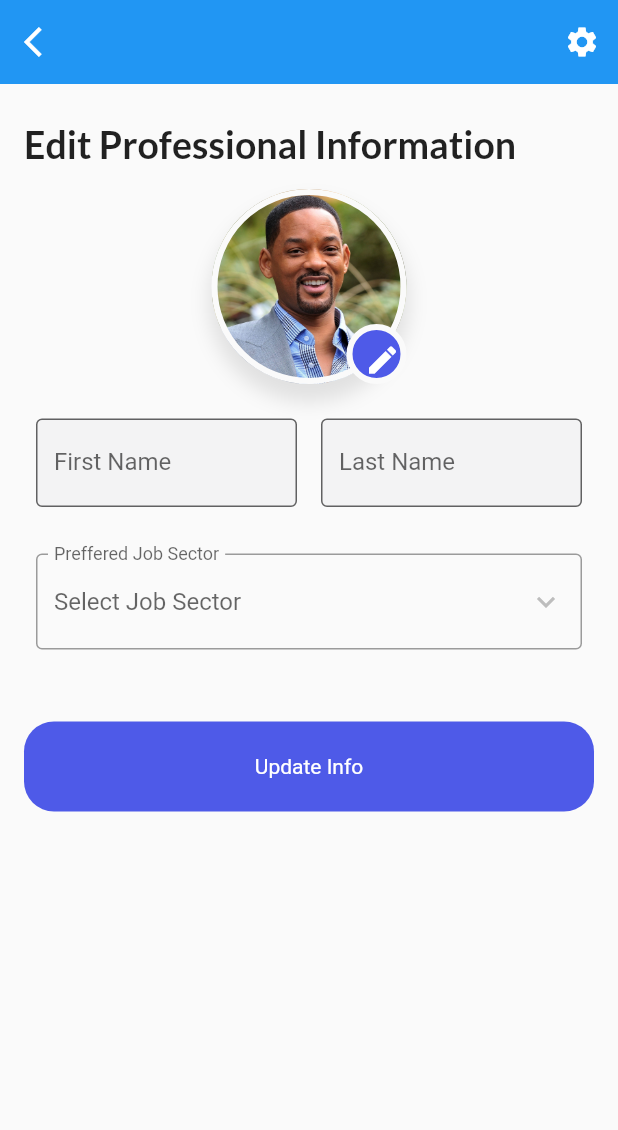
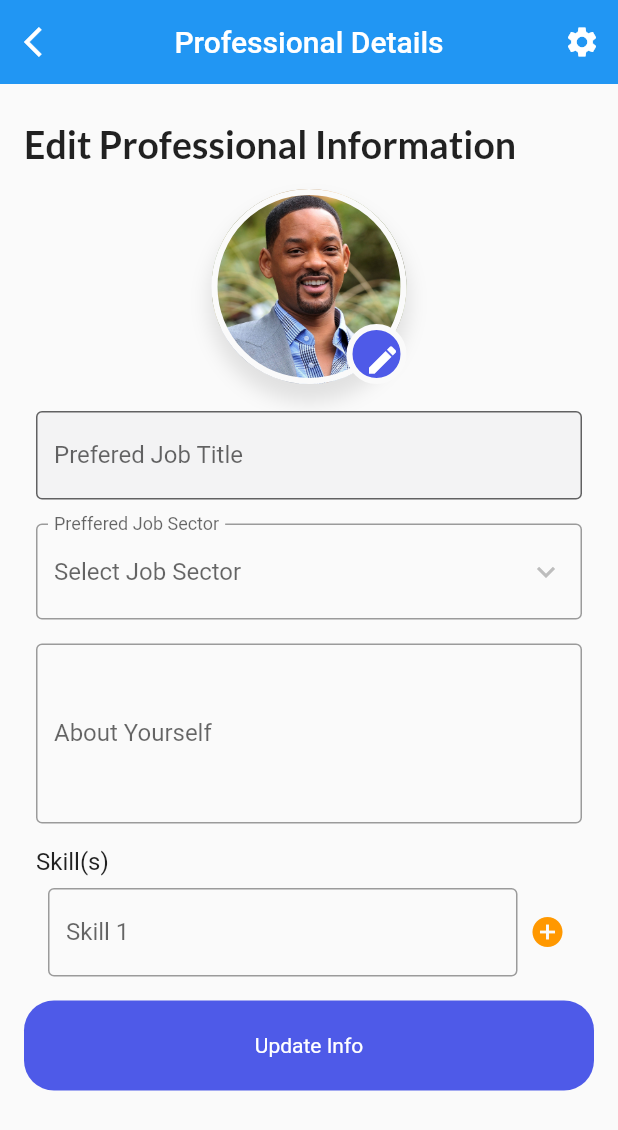
Before and after one commit to Chirag123-bit/HireHubApp, a Flutter app: the EditProfessionalInfoScreen screen opened directly, on a phone screen of 412 x 824 dp. Shown: the top 1130 px of the screen. Run offline on Flutter 3.47's test engine with Material 2 defaults, Android fonts, the phone set to English and light mode, and no system bars; our stand-ins replace carousel_slider, date_picker_timeline, dio, equatable, flutter_local_notifications, flutter_native_timezone and 10 more; accounts and stored records are empty; network calls fail.

Commit message:
Added backed for additional settings page

```diff
--- a/lib/main.dart
+++ b/lib/main.dart
@@ -41,7 +41,7 @@ class _MyAppState extends State<MyApp> {
       theme: Themes.light,
       themeMode: ThemeServices().theme,
       debugShowCheckedModeBanner: false,
-      initialRoute: "/register",
+      initialRoute: "/home",
       routes: {
         "/": (context) => const SplashScreen(),
         "/home": (context) => const ApplicantMainPage(),
--- a/lib/screens/applicant/settings/professional_info_screen.dart
+++ b/lib/screens/applicant/settings/professional_info_screen.dart
@@ -19,6 +19,7 @@ class EditProfessionalInfoScreen extends StatefulWidget {
 class _EditProfessionalInfoScreenState
     extends State<EditProfessionalInfoScreen> {
   User user = User();
+  List<String> skills = [""];
   List<DropdownMenuItem<String>> workOptions = const [
     DropdownMenuItem(
       child: Text('Full Time'),
@@ -29,8 +30,8 @@ class _EditProfessionalInfoScreenState
       value: "Part Time",
     ),
   ];
-  TextEditingController firstnameController = TextEditingController();
-  TextEditingController lastnameController = TextEditingController();
+  TextEditingController preferedTitleController = TextEditingController();
+  TextEditingController aboutController = TextEditingController();
   TextEditingController phoneController = TextEditingController();
   final formKeys = GlobalKey<FormState>();
   String? jobType;
@@ -40,6 +41,8 @@ class _EditProfessionalInfoScreenState
     return Scaffold(
       appBar: AppBar(
         elevation: 0,
+        title: const Text("Professional Details"),
+        centerTitle: true,
         leading: IconButton(
           onPressed: () {
             Get.back();
@@ -126,26 +129,14 @@ class _EditProfessionalInfoScreenState
                   mainAxisAlignment: MainAxisAlignment.center,
                   children: [
                     // const Spacer(),
-                    const SizedBox(height: 15),
-                    Row(children: [
-                      Flexible(
-                        child: TextFieldGenerator(
-                          label: "First Name",
-                          controller: firstnameController,
-                          keyboardType: TextInputType.text,
-                          validatorText: "First Name is required",
-                        ),
-                      ),
-                      Flexible(
-                        child: TextFieldGenerator(
-                          label: "Last Name",
-                          controller: lastnameController,
-                          keyboardType: TextInputType.text,
-                          validatorText: "Last Name is required",
-                        ),
-                      )
-                    ]),
-                    const SizedBox(height: 15),
+                    const SizedBox(height: 10),
+                    TextFieldGenerator(
+                      label: "Prefered Job Title",
+                      controller: preferedTitleController,
+                      keyboardType: TextInputType.text,
+                      validatorText: "Job Title is required",
+                    ),
+
                     FutureBuilder<List<DropdownCategory?>>(
                         future: CategoryRepository().getCategoriesDropdown(),
                         builder: (context, snapshot) {
@@ -195,20 +186,139 @@ class _EditProfessionalInfoScreenState
                             return const Text("Error retriving data");
                           }
                         }),
-                    const SizedBox(height: 15),
+
+                    Container(
+                      padding: const EdgeInsets.all(8),
+                      child: SizedBox(
+                        height: 120,
+                        child: TextFormField(
+                          initialValue: aboutController.text,
+                          onChanged: (value) {
+                            setState(() {
+                              aboutController.text = value;
+                            });
+                          },
+                          expands: true,
+                          maxLines: null,
+                          decoration: const InputDecoration(
+                              labelText: "About Yourself",
+                              border: OutlineInputBorder()),
+                        ),
+                      ),
+                    ),
+                    _skillsContainer(),
                   ],
                 ),
               ),
-              const SizedBox(height: 25),
               MyButton(
                   label: "Update Info",
                   onTap: () {
                     if (formKeys.currentState!.validate()) {
                       Get.back();
                     }
-                  })
+                  }),
+              const SizedBox(height: 25),
             ],
           )),
     );
   }
+
+  Widget _skillsContainer() {
+    return Container(
+      padding: const EdgeInsets.all(8),
+      child: Column(
+        crossAxisAlignment: CrossAxisAlignment.start,
+        mainAxisAlignment: MainAxisAlignment.start,
+        children: [
+          const Text(
+            "Skill(s)",
+            textAlign: TextAlign.left,
+            style: TextStyle(fontSize: 16),
+          ),
+          ListView.separated(
+            shrinkWrap: true,
+            physics: const ScrollPhysics(),
+            itemCount: skills.length,
+            itemBuilder: (context, index) {
+              return Column(children: [
+                skillUi(index),
+              ]);
+            },
+            separatorBuilder: (context, index) => const Divider(),
+          )
+        ],
+      ),
+    );
+  }
+
+  Widget skillUi(int index) {
+    return Padding(
+      padding: const EdgeInsets.all(8),
+      child: Row(children: [
+        Flexible(
+          child: TextFormField(
+            // initialValue: widget.user.skills[index] ?? "",
+            onChanged: (value) {
+              setState(() {
+                skills[index] = value;
+              });
+            },
+            validator: (value) {
+              if (value!.isEmpty) {
+                return "Skill ${index + 1} is required";
+              }
+              return null;
+            },
+            decoration: InputDecoration(
+                labelText: 'Skill ${index + 1}',
+                border: const OutlineInputBorder()),
+          ),
+        ),
+        Visibility(
+          child: SizedBox(
+            width: 35,
+            child: IconButton(
+              icon: const Icon(
+                Icons.add_circle,
+                color: Colors.orange,
+              ),
+              onPressed: () {
+                addEmailControl();
+              },
+            ),
+          ),
+          visible: index == skills.length - 1,
+        ),
+        Visibility(
+          child: SizedBox(
+            width: 35,
+            child: IconButton(
+              icon: const Icon(
+                Icons.remove_circle,
+                color: Colors.black,
+              ),
+              onPressed: () {
+                removeEmailControl(index);
+              },
+            ),
+          ),
+          visible: index > 0,
+        ),
+      ]),
+    );
+  }
+
+  void addEmailControl() {
+    setState(() {
+      skills.add("");
+    });
+  }
+
+  void removeEmailControl(int index) {
+    setState(() {
+      if (skills.length > 1) {
+        skills.removeAt(index);
+      }
+    });
+  }
 }
--- a/lib/screens/auth/registerComponents/candidateComponents/AdditionalInfo.dart
+++ b/lib/screens/auth/registerComponents/candidateComponents/AdditionalInfo.dart
@@ -133,12 +133,13 @@ class _AdditionalInfoState extends State<AdditionalInfo> {
             },
             validator: (value) {
               if (value!.isEmpty) {
-                return "Skill $index is required";
+                return "Skill ${index + 1} is required";
               }
               return null;
             },
             decoration: InputDecoration(
-                labelText: 'Skill $index', border: const OutlineInputBorder()),
+                labelText: 'Skill ${index + 1}',
+                border: const OutlineInputBorder()),
           ),
         ),
         Visibility(
```
